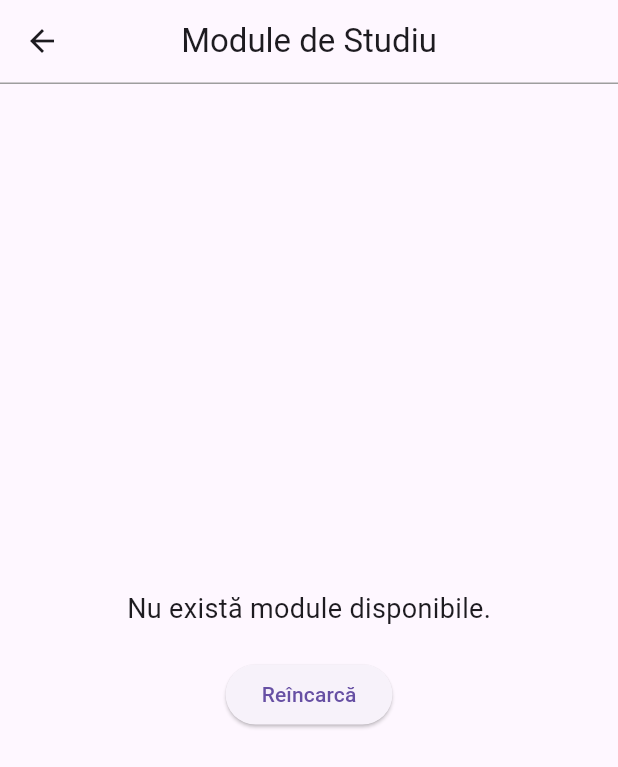
After one commit to srares/persasist_ai_2025, a Flutter app: the ModulesPage screen opened directly, after a tap on "Reîncarcă", on a phone screen of 412 x 824 dp. The commit adds this screen. Shown: the top 767 px of the screen. Run offline on Flutter 3.47's test engine with Material 3 defaults, Android fonts, the phone set to English and light mode, and no system bars; our stand-ins replace hive, hive_flutter; accounts and stored records are empty.

Commit message:
add Module model and implement modules page with Hive integration

```diff
--- /dev/null
+++ b/lib/hive_adapters/module.dart
@@ -0,0 +1,14 @@
+import 'package:hive/hive.dart';
+
+part 'module.g.dart';
+
+@HiveType(typeId: 2) // Use a unique typeId (e.g., 2)
+class Module {
+  @HiveField(0)
+  final String title;
+
+  @HiveField(1)
+  final String information;
+
+  Module({required this.title, required this.information});
+}
--- a/lib/hive_adapters/question.dart
+++ b/lib/hive_adapters/question.dart
@@ -8,10 +8,10 @@ class Question {
   final String question;
 
   @HiveField(1)
-  String? answer; // Make answer nullable
+  String? answer;
 
   Question({
     required this.question,
-    this.answer, // Answer is optional in the constructor
+    this.answer,
   });
 }
--- a/lib/main.dart
+++ b/lib/main.dart
@@ -1,5 +1,6 @@
 import 'package:flutter/material.dart';
 import 'package:hive_flutter/hive_flutter.dart';
+import 'package:personal_ai_assistant/hive_adapters/module.dart';
 import 'package:personal_ai_assistant/hive_adapters/question.dart';
 import 'package:personal_ai_assistant/hive_adapters/result.dart';
 import 'quiz_page.dart';
@@ -9,13 +10,18 @@ void main() async {
   await Hive.initFlutter();
   Hive.registerAdapter(QuestionAdapter());
   Hive.registerAdapter(ResultAdapter());
+  Hive.registerAdapter(ModuleAdapter()); // Register the ModuleAdapter
+
+  await Hive.openBox<Module>('modules');
   await Hive.openBox<Question>('questions');
   await Hive.openBox<Result>('results'); // Open the results box
 
   // Example of adding questions to the box
   var box = Hive.box<Question>('questions');
 
+// -------------------clear box when testing local when change questions ------------------------
   // box.clear();
+// -------------------clear box when testing local when change questions-------------------------
   if (box.isEmpty) {
     // Nivel Începător
     box.add(Question(question: "Ce este AI-ul?"));
--- /dev/null
+++ b/lib/modules_page.dart
@@ -0,0 +1,101 @@
+import 'package:flutter/material.dart';
+import 'package:hive_flutter/hive_flutter.dart';
+import 'package:personal_ai_assistant/hive_adapters/module.dart';
+import 'package:personal_ai_assistant/widgets/common_widgets.dart';
+
+class ModulesPage extends StatefulWidget {
+  @override
+  _ModulesPageState createState() => _ModulesPageState();
+}
+
+class _ModulesPageState extends State<ModulesPage> {
+  List<Module> modules = [];
+  bool isLoading = true;
+
+  @override
+  void initState() {
+    super.initState();
+    loadModules();
+  }
+
+  Future<void> loadModules() async {
+    try {
+      // Make sure the box is open
+      if (!Hive.isBoxOpen('modules')) {
+        await Hive.openBox<Module>('modules');
+      }
+
+      var modulesBox = Hive.box<Module>('modules');
+      debugPrint("Number of modules in box: ${modulesBox.length}");
+
+      setState(() {
+        modules = modulesBox.values.toList();
+        isLoading = false;
+      });
+
+      // Print module titles for debugging
+      for (var module in modules) {
+        debugPrint("Module title: ${module.title}");
+      }
+    } catch (e) {
+      debugPrint("Error loading modules: $e");
+      setState(() {
+        isLoading = false;
+      });
+    }
+  }
+
+  @override
+  Widget build(BuildContext context) {
+    return Scaffold(
+      appBar: CustomAppBar(title: "Module de Studiu"),
+      body: isLoading
+          ? const Center(child: CircularProgressIndicator())
+          : modules.isEmpty
+              ? Center(
+                  child: Column(
+                    mainAxisAlignment: MainAxisAlignment.center,
+                    children: [
+                      const Text(
+                        "Nu există module disponibile.",
+                        style: TextStyle(fontSize: 18),
+                      ),
+                      const SizedBox(height: 20),
+                      ElevatedButton(
+                        onPressed: () {
+                          setState(() {
+                            isLoading = true;
+                          });
+                          loadModules();
+                        },
+                        child: const Text("Reîncarcă"),
+                      ),
+                    ],
+                  ),
+                )
+              : ListView.builder(
+                  itemCount: modules.length,
+                  itemBuilder: (context, index) {
+                    return Card(
+                      margin: const EdgeInsets.all(8.0),
+                      child: ExpansionTile(
+                        title: Text(
+                          modules[index].title,
+                          style: const TextStyle(
+                            fontWeight: FontWeight.bold,
+                            fontSize: 16,
+                          ),
+                        ),
+                        children: [
+                          Padding(
+                            padding: const EdgeInsets.all(16.0),
+                            child: Text(modules[index].information),
+                          ),
+                        ],
+                      ),
+                    );
+                  },
+                ),
+    );
+  }
+}
```
Also changed, not shown: lib/quiz_page.dart (+16 -19 lines), lib/services/api_service.dart (+207 -0 lines), lib/hive_adapters/module.g.dart (added).
